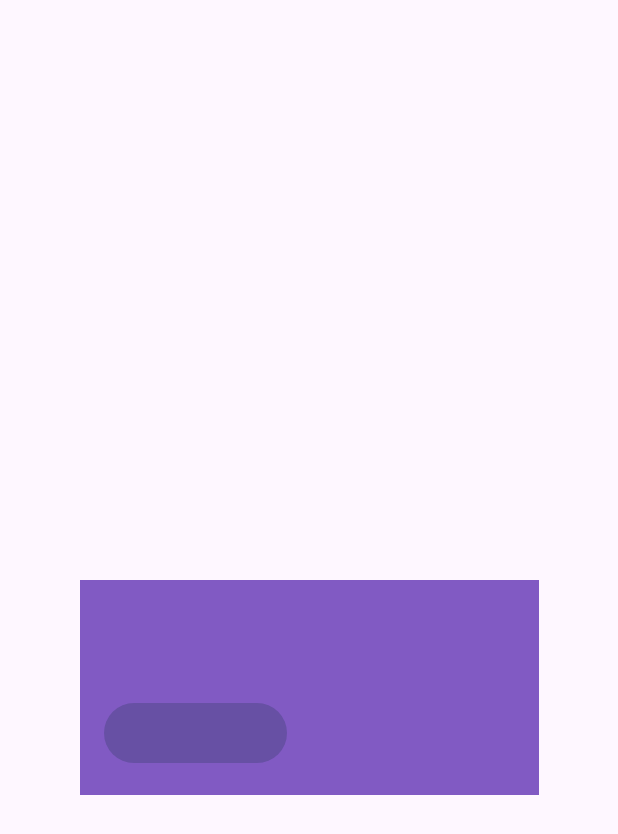
After one commit to leandroSubtractive/sistema_embarcado, an Android app: the layout info_window.xml on its own in the app's theme, with its tools: preview values and no code run, on a phone screen of 412 x 824 dp. The commit adds this screen. Shown: the top 834 px of the screen. Run offline under Robolectric (Android 15) with nearby library versions, the phone set to English and light mode, and no system bars.

Commit message:
[DC-3] - Implementation of all functionalities
Signed-off-by: Leandro Mendes dos Santos <leandro.mendes.santtoss@gmail.com>

```diff
--- a/aosp/src/apps/resource_management/app/build.gradle.kts
+++ b/aosp/src/apps/resource_management/app/build.gradle.kts
@@ -8,7 +8,7 @@ android {
 
     defaultConfig {
         applicationId = "com.leandromendes.resourcemanagement"
-        minSdk = 28
+        minSdk = 29
         targetSdk = 35
         versionCode = 1
         versionName = "1.0"
--- a/aosp/src/apps/resource_management/app/src/main/AndroidManifest.xml
+++ b/aosp/src/apps/resource_management/app/src/main/AndroidManifest.xml
@@ -2,6 +2,7 @@
 <manifest xmlns:android="http://schemas.android.com/apk/res/android"
     xmlns:tools="http://schemas.android.com/tools">
 
+    <uses-permission android:name="android.permission.SYSTEM_ALERT_WINDOW" />
     <application
         android:allowBackup="true"
         android:dataExtractionRules="@xml/data_extraction_rules"
--- a/aosp/src/apps/resource_management/app/src/main/java/com/leandromendes/resourcemanagement/util/AppInfo.java
+++ b/aosp/src/apps/resource_management/app/src/main/java/com/leandromendes/resourcemanagement/util/AppInfo.java
@@ -13,4 +13,8 @@ public class AppInfo {
         PackageManager packageManager = context.getPackageManager();
         return packageManager.getInstalledApplications(packageManager.GET_META_DATA);
     }
+
+    public static int GetTotalAppsInstall(@NonNull Context context) {
+        return GetAllAppsInfo(context).size();
+    }
 }
--- /dev/null
+++ b/aosp/src/apps/resource_management/app/src/main/res/layout/info_window.xml
@@ -0,0 +1,35 @@
+<?xml version="1.0" encoding="utf-8"?>
+<androidx.constraintlayout.widget.ConstraintLayout xmlns:android="http://schemas.android.com/apk/res/android"
+    xmlns:app="http://schemas.android.com/apk/res-auto"
+    android:layout_width="match_parent"
+    android:layout_height="match_parent">
+
+    <LinearLayout
+        android:layout_width="306dp"
+        android:layout_height="143dp"
+        android:background="#D2673AB7"
+        android:orientation="vertical"
+        android:padding="16dp"
+        app:layout_constraintBottom_toBottomOf="parent"
+        app:layout_constraintEnd_toEndOf="parent"
+        app:layout_constraintStart_toStartOf="parent"
+        app:layout_constraintTop_toTopOf="parent"
+        app:layout_constraintVertical_bias="0.568">
+
+        <TextView
+            android:id="@+id/infoView"
+            android:layout_width="274dp"
+            android:layout_height="62dp"
+            android:textAlignment="textStart"
+            android:textColor="#FBFBFB"
+            android:textSize="20sp"
+            android:textStyle="bold" />
+
+        <Button
+            android:id="@+id/closeButton"
+            android:layout_width="122dp"
+            android:layout_height="wrap_content"
+            android:contentDescription="@string/app_name" />
+
+    </LinearLayout>
+</androidx.constraintlayout.widget.ConstraintLayout>
```
Also changed, not shown: aosp/src/apps/resource_management/app/src/main/java/com/leandromendes/resourcemanagement/MainActivity.java (+72 -9 lines), aosp/src/apps/resource_management/app/src/main/res/layout/activity_main.xml (+9 -1 lines), 1 other file.
